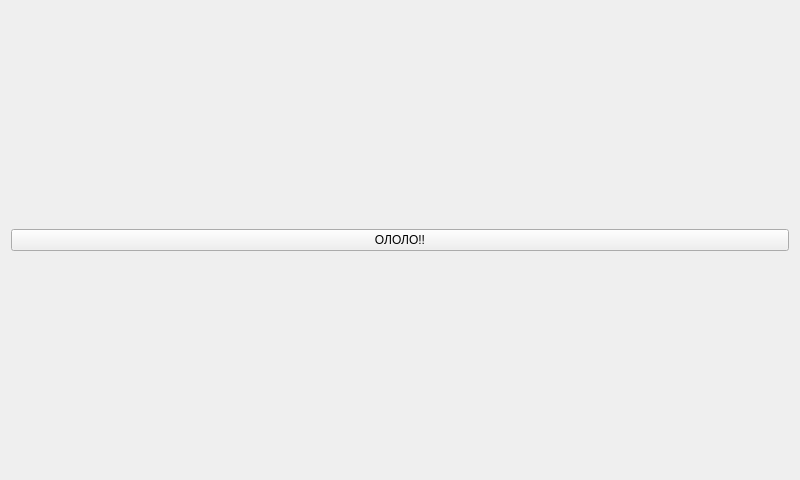
Above: src/ui/libraryform.ui from niktischenko/someplayer before the change. Below: the same form after it.
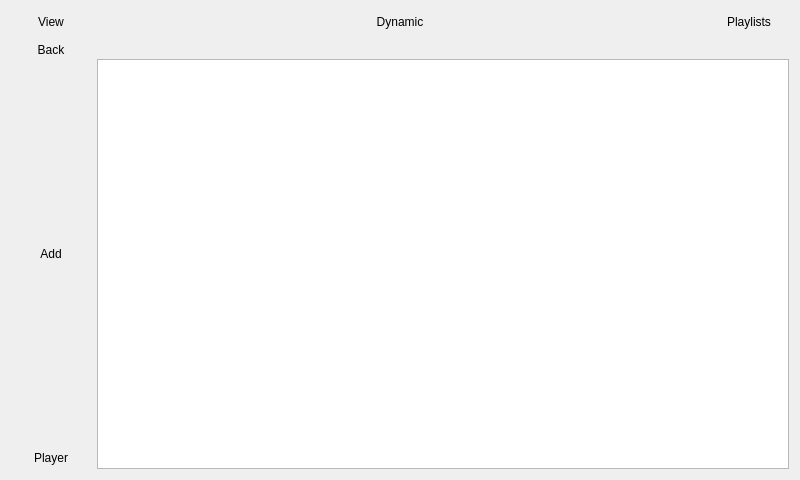
That is the form after the change.

Commit message: * Minor fixes in database storage * Minor fixes in file storage * Imlementing library page (implemented walking throw library, work with playlists)

```diff
--- a/src/ui/libraryform.ui
+++ b/src/ui/libraryform.ui
@@ -10,16 +10,209 @@
     <height>480</height>
    </rect>
   </property>
+  <property name="palette">
+   <palette>
+    <active>
+     <colorrole role="Text">
+      <brush brushstyle="SolidPattern">
+       <color alpha="255">
+        <red>0</red>
+        <green>85</green>
+        <blue>255</blue>
+       </color>
+      </brush>
+     </colorrole>
+    </active>
+    <inactive>
+     <colorrole role="Text">
+      <brush brushstyle="SolidPattern">
+       <color alpha="255">
+        <red>0</red>
+        <green>85</green>
+        <blue>255</blue>
+       </color>
+      </brush>
+     </colorrole>
+    </inactive>
+    <disabled>
+     <colorrole role="Text">
+      <brush brushstyle="SolidPattern">
+       <color alpha="255">
+        <red>127</red>
+        <green>127</green>
+        <blue>126</blue>
+       </color>
+      </brush>
+     </colorrole>
+    </disabled>
+   </palette>
+  </property>
   <property name="windowTitle">
    <string>Form</string>
   </property>
-  <layout class="QGridLayout" name="gridLayout">
-   <item row="0" column="0">
-    <widget class="QPushButton" name="pushButton">
-     <property name="text">
-      <string>ОЛОЛО!!</string>
-     </property>
-    </widget>
+  <layout class="QVBoxLayout" name="verticalLayout_2">
+   <item>
+    <layout class="QHBoxLayout" name="horizontalLayout">
+     <item>
+      <widget class="QPushButton" name="viewButton">
+       <property name="text">
+        <string>View</string>
+       </property>
+       <property name="flat">
+        <bool>true</bool>
+       </property>
+      </widget>
+     </item>
+     <item>
+      <spacer name="horizontalSpacer_2">
+       <property name="orientation">
+        <enum>Qt::Horizontal</enum>
+       </property>
+       <property name="sizeHint" stdset="0">
+        <size>
+         <width>40</width>
+         <height>20</height>
+        </size>
+       </property>
+      </spacer>
+     </item>
+     <item>
+      <widget class="QPushButton" name="dynamicButton">
+       <property name="text">
+        <string>Dynamic</string>
+       </property>
+       <property name="flat">
+        <bool>true</bool>
+       </property>
+      </widget>
+     </item>
+     <item>
+      <spacer name="horizontalSpacer">
+       <property name="orientation">
+        <enum>Qt::Horizontal</enum>
+       </property>
+       <property name="sizeHint" stdset="0">
+        <size>
+         <width>40</width>
+         <height>20</height>
+        </size>
+       </property>
+      </spacer>
+     </item>
+     <item>
+      <widget class="QPushButton" name="playlistsButton">
+       <property name="text">
+        <string>Playlists</string>
+       </property>
+       <property name="flat">
+        <bool>true</bool>
+       </property>
+      </widget>
+     </item>
+    </layout>
+   </item>
+   <item>
+    <layout class="QHBoxLayout" name="horizontalLayout_2">
+     <item>
+      <layout class="QVBoxLayout" name="verticalLayout">
+       <item>
+        <widget class="QPushButton" name="backButton">
+         <property name="text">
+          <string>Back</string>
+         </property>
+         <property name="flat">
+          <bool>true</bool>
+         </property>
+        </widget>
+       </item>
+       <item>
+        <spacer name="verticalSpacer_2">
+         <property name="orientation">
+          <enum>Qt::Vertical</enum>
+         </property>
+         <property name="sizeHint" stdset="0">
+          <size>
+           <width>20</width>
+           <height>40</height>
+          </size>
+         </property>
+        </spacer>
+       </item>
+       <item>
+        <widget class="QPushButton" name="addButton">
+         <property name="text">
+          <string>Add</string>
+         </property>
+         <property name="flat">
+          <bool>true</bool>
+         </property>
+        </widget>
+       </item>
+       <item>
+        <spacer name="verticalSpacer">
+         <property name="orientation">
+          <enum>Qt::Vertical</enum>
+         </property>
+         <property name="sizeHint" stdset="0">
+          <size>
+           <width>20</width>
+           <height>40</height>
+          </size>
+         </property>
+        </spacer>
+       </item>
+       <item>
+        <widget class="QPushButton" name="playerButton">
+         <property name="text">
+          <string>Player</string>
+         </property>
+         <property name="flat">
+          <bool>true</bool>
+         </property>
+        </widget>
+       </item>
+      </layout>
+     </item>
+     <item>
+      <layout class="QVBoxLayout" name="verticalLayout_3">
+       <item>
+        <widget class="QLabel" name="listLabel">
+         <property name="enabled">
+          <bool>false</bool>
+         </property>
+         <property name="text">
+          <string/>
+         </property>
+         <property name="textFormat">
+          <enum>Qt::AutoText</enum>
+         </property>
+         <property name="alignment">
+          <set>Qt::AlignCenter</set>
+         </property>
+        </widget>
+       </item>
+       <item>
+        <widget class="QListView" name="listView">
+         <property name="editTriggers">
+          <set>QAbstractItemView::NoEditTriggers</set>
+         </property>
+         <property name="selectionMode">
+          <enum>QAbstractItemView::MultiSelection</enum>
+         </property>
+         <property name="isWrapping" stdset="0">
+          <bool>false</bool>
+         </property>
+         <property name="spacing">
+          <number>1</number>
+         </property>
+         <property name="selectionRectVisible">
+          <bool>false</bool>
+         </property>
+        </widget>
+       </item>
+      </layout>
+     </item>
+    </layout>
    </item>
   </layout>
  </widget>
```
The commit also changes 14 other files.
